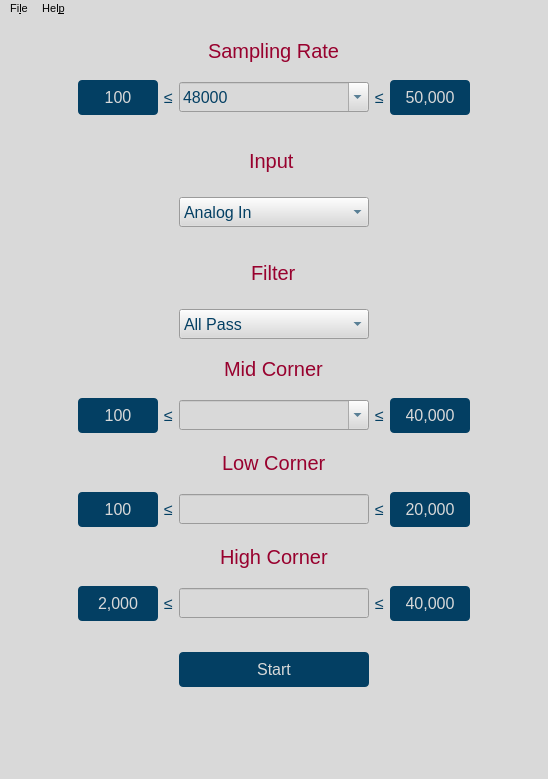
Before: the Qt Designer form gui/qtdesigner/BasicOperation.ui in wyattduber/CyDAQ, drawn with Qt 5.
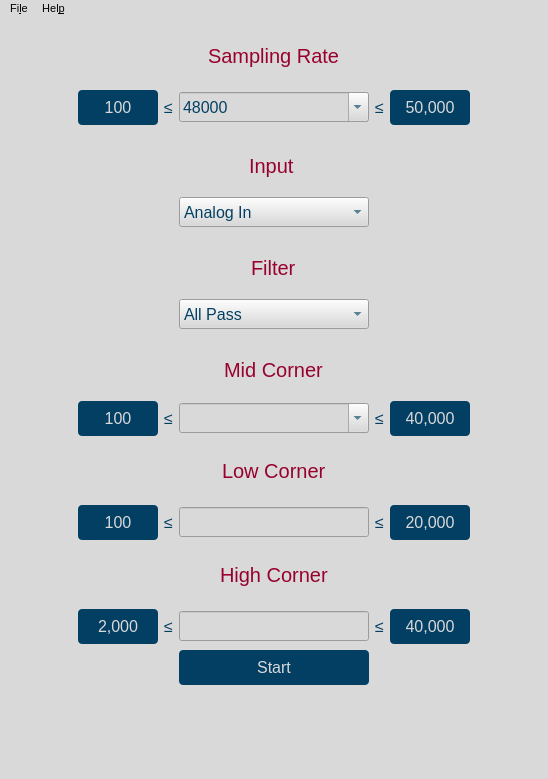
After: the same form once the commit is applied.

The edit to the form file:
```diff
--- a/gui/qtdesigner/BasicOperation.ui
+++ b/gui/qtdesigner/BasicOperation.ui
@@ -19,6 +19,12 @@
     <height>625</height>
    </size>
   </property>
+  <property name="maximumSize">
+   <size>
+    <width>700</width>
+    <height>800</height>
+   </size>
+  </property>
   <property name="font">
    <font>
     <family>Segoe UI</family>
@@ -65,12 +71,6 @@
    <layout class="QVBoxLayout" name="verticalLayout">
     <item alignment="Qt::AlignHCenter">
      <widget class="QLabel" name="sampling_rate_label">
-      <property name="maximumSize">
-       <size>
-        <width>16777215</width>
-        <height>37</height>
-       </size>
-      </property>
       <property name="text">
        <string>Sampling Rate</string>
       </property>
@@ -368,12 +368,28 @@
       </item>
      </widget>
     </item>
+    <item>
+     <spacer name="verticalSpacer_4">
+      <property name="orientation">
+       <enum>Qt::Vertical</enum>
+      </property>
+      <property name="sizeType">
+       <enum>QSizePolicy::Minimum</enum>
+      </property>
+      <property name="sizeHint" stdset="0">
+       <size>
+        <width>10</width>
+        <height>10</height>
+       </size>
+      </property>
+     </spacer>
+    </item>
     <item alignment="Qt::AlignHCenter">
      <widget class="QLabel" name="mid_corner_label">
       <property name="maximumSize">
        <size>
-        <width>16777215</width>
-        <height>37</height>
+        <width>100</width>
+        <height>50</height>
        </size>
       </property>
       <property name="text">
@@ -511,12 +527,6 @@
     </item>
     <item alignment="Qt::AlignHCenter">
      <widget class="QLabel" name="low_corner_label">
-      <property name="maximumSize">
-       <size>
-        <width>16777215</width>
-        <height>37</height>
-       </size>
-      </property>
       <property name="text">
        <string>Low Corner</string>
       </property>
@@ -610,12 +620,6 @@
     </item>
     <item alignment="Qt::AlignHCenter">
      <widget class="QLabel" name="high_corner_label">
-      <property name="maximumSize">
-       <size>
-        <width>16777215</width>
-        <height>37</height>
-       </size>
-      </property>
       <property name="text">
        <string>High Corner</string>
       </property>
@@ -707,22 +711,6 @@
       </item>
      </layout>
     </item>
-    <item>
-     <spacer name="verticalSpacer">
-      <property name="orientation">
-       <enum>Qt::Vertical</enum>
-      </property>
-      <property name="sizeType">
-       <enum>QSizePolicy::Fixed</enum>
-      </property>
-      <property name="sizeHint" stdset="0">
-       <size>
-        <width>10</width>
-        <height>20</height>
-       </size>
-      </property>
-     </spacer>
-    </item>
     <item alignment="Qt::AlignHCenter">
      <widget class="QPushButton" name="start_stop_sampling_btn">
       <property name="minimumSize">
@@ -738,12 +726,6 @@
     </item>
     <item>
      <widget class="QLabel" name="connection_status_label">
-      <property name="maximumSize">
-       <size>
-        <width>16777215</width>
-        <height>38</height>
-       </size>
-      </property>
       <property name="text">
        <string/>
       </property>
```
Left out of the diff: 2 changed lines with no effect on the pictures.
